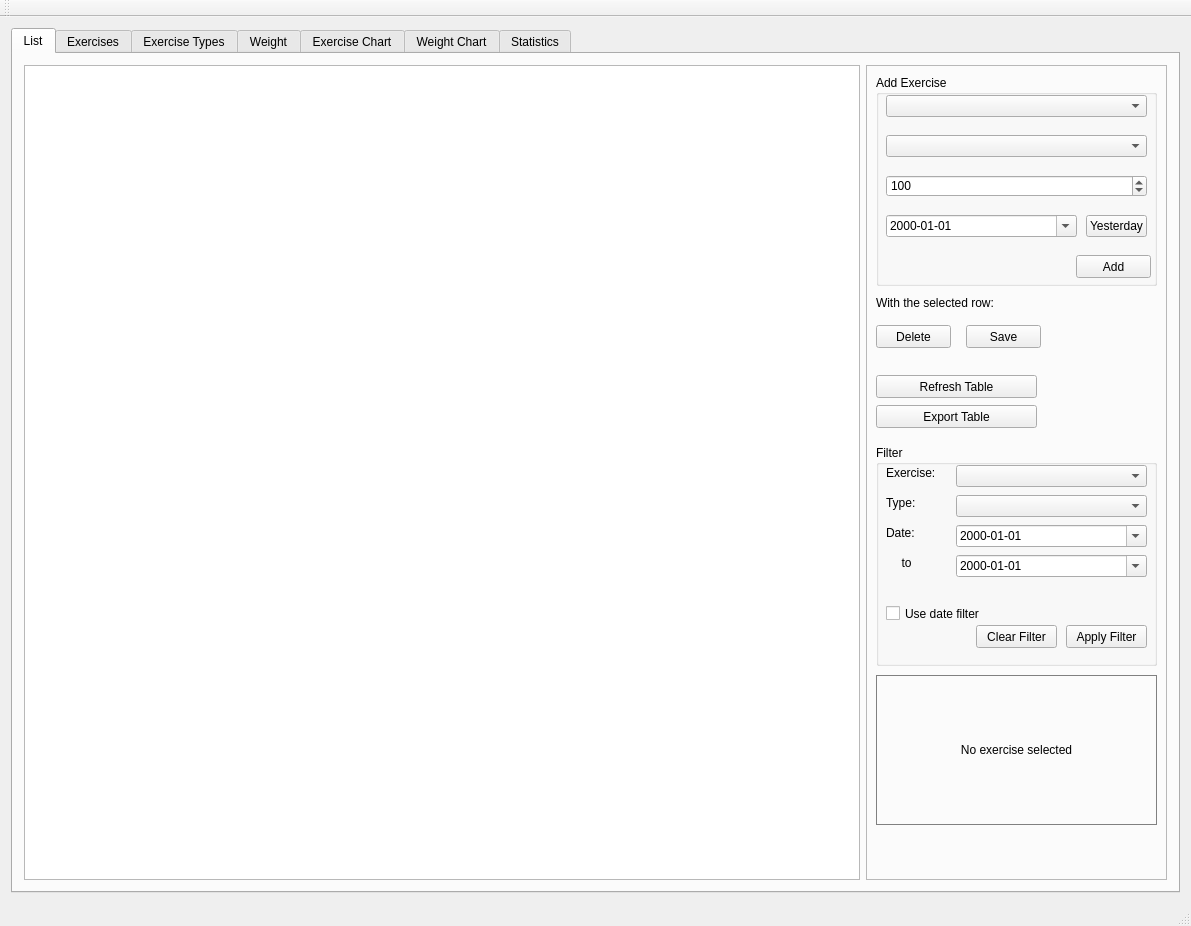
Before: the Qt Designer form src/harrix_swiss_knife/fitness_window.ui in Harrix/harrix-swiss-knife, drawn with Qt 5.
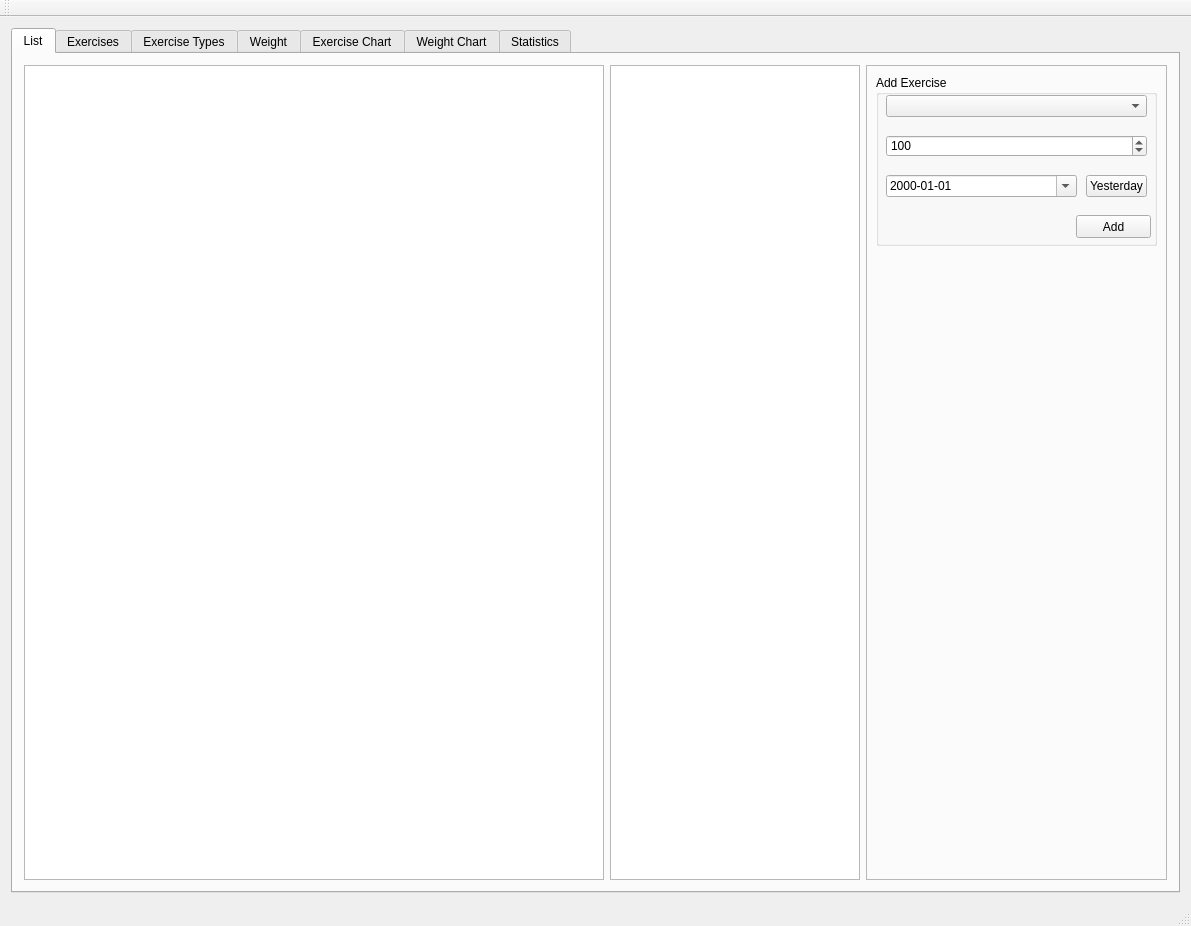
After: the same form once the commit is applied.

Commit message: 🔄 Replace comboBox_exercise to listView_exercises

What changed in the file:
```diff
--- a/src/harrix_swiss_knife/fitness_window.ui
+++ b/src/harrix_swiss_knife/fitness_window.ui
@@ -28,6 +28,22 @@
                 <item>
                   <widget class="QTableView" name="tableView_process" />
                 </item>
+                <item>
+                  <widget class="QListView" name="listView_exercises">
+                    <property name="minimumSize">
+                      <size>
+                        <width>200</width>
+                        <height>0</height>
+                      </size>
+                    </property>
+                    <property name="maximumSize">
+                      <size>
+                        <width>250</width>
+                        <height>16777215</height>
+                      </size>
+                    </property>
+                  </widget>
+                </item>
                 <item>
                   <widget class="QFrame" name="frame">
                     <property name="minimumSize">
@@ -48,7 +64,7 @@
                           <x>10</x>
                           <y>10</y>
                           <width>281</width>
-                          <height>211</height>
+                          <height>171</height>
                         </rect>
                       </property>
                       <property name="title">
@@ -58,7 +74,7 @@
                         <property name="geometry">
                           <rect>
                             <x>200</x>
-                            <y>180</y>
+                            <y>140</y>
                             <width>75</width>
                             <height>23</height>
                           </rect>
@@ -67,21 +83,11 @@
                           <string>Add</string>
                         </property>
                       </widget>
-                      <widget class="QComboBox" name="comboBox_exercise">
-                        <property name="geometry">
-                          <rect>
-                            <x>10</x>
-                            <y>20</y>
-                            <width>261</width>
-                            <height>22</height>
-                          </rect>
-                        </property>
-                      </widget>
                       <widget class="QComboBox" name="comboBox_type">
                         <property name="geometry">
                           <rect>
                             <x>10</x>
-                            <y>60</y>
+                            <y>20</y>
                             <width>261</width>
                             <height>22</height>
                           </rect>
@@ -91,7 +97,7 @@
                         <property name="geometry">
                           <rect>
                             <x>10</x>
-                            <y>100</y>
+                            <y>60</y>
                             <width>261</width>
                             <height>22</height>
                           </rect>
@@ -107,7 +113,7 @@
                         <property name="geometry">
                           <rect>
                             <x>10</x>
-                            <y>140</y>
+                            <y>100</y>
                             <width>191</width>
                             <height>22</height>
                           </rect>
@@ -123,7 +129,7 @@
                         <property name="geometry">
                           <rect>
                             <x>210</x>
-                            <y>140</y>
+                            <y>100</y>
                             <width>61</width>
                             <height>22</height>
                           </rect>
@@ -133,252 +139,6 @@
                         </property>
                       </widget>
                     </widget>
-                    <widget class="QPushButton" name="pushButton_delete">
-                      <property name="geometry">
-                        <rect>
-                          <x>10</x>
-                          <y>260</y>
-                          <width>75</width>
-                          <height>23</height>
-                        </rect>
-                      </property>
-                      <property name="text">
-                        <string>Delete</string>
-                      </property>
-                    </widget>
-                    <widget class="QLabel" name="label">
-                      <property name="geometry">
-                        <rect>
-                          <x>10</x>
-                          <y>230</y>
-                          <width>131</width>
-                          <height>16</height>
-                        </rect>
-                      </property>
-                      <property name="text">
-                        <string>With the selected row:</string>
-                      </property>
-                    </widget>
-                    <widget class="QPushButton" name="pushButton_update">
-                      <property name="geometry">
-                        <rect>
-                          <x>100</x>
-                          <y>260</y>
-                          <width>75</width>
-                          <height>23</height>
-                        </rect>
-                      </property>
-                      <property name="text">
-                        <string>Save</string>
-                      </property>
-                    </widget>
-                    <widget class="QPushButton" name="pushButton_refresh">
-                      <property name="geometry">
-                        <rect>
-                          <x>10</x>
-                          <y>310</y>
-                          <width>161</width>
-                          <height>23</height>
-                        </rect>
-                      </property>
-                      <property name="text">
-                        <string>Refresh Table</string>
-                      </property>
-                    </widget>
-                    <widget class="QPushButton" name="pushButton_export_csv">
-                      <property name="geometry">
-                        <rect>
-                          <x>10</x>
-                          <y>340</y>
-                          <width>161</width>
-                          <height>23</height>
-                        </rect>
-                      </property>
-                      <property name="text">
-                        <string>Export Table</string>
-                      </property>
-                    </widget>
-                    <widget class="QGroupBox" name="groupBox_filter">
-                      <property name="geometry">
-                        <rect>
-                          <x>10</x>
-                          <y>380</y>
-                          <width>281</width>
-                          <height>221</height>
-                        </rect>
-                      </property>
-                      <property name="title">
-                        <string>Filter</string>
-                      </property>
-                      <widget class="QLabel" name="label_filter_exercise">
-                        <property name="geometry">
-                          <rect>
-                            <x>10</x>
-                            <y>20</y>
-                            <width>61</width>
-                            <height>16</height>
-                          </rect>
-                        </property>
-                        <property name="text">
-                          <string>Exercise:</string>
-                        </property>
-                      </widget>
-                      <widget class="QComboBox" name="comboBox_filter_exercise">
-                        <property name="geometry">
-                          <rect>
-                            <x>80</x>
-                            <y>20</y>
-                            <width>191</width>
-                            <height>22</height>
-                          </rect>
-                        </property>
-                      </widget>
-                      <widget class="QLabel" name="label_filter_type">
-                        <property name="geometry">
-                          <rect>
-                            <x>10</x>
-                            <y>50</y>
-                            <width>61</width>
-                            <height>16</height>
-                          </rect>
-                        </property>
-                        <property name="text">
-                          <string>Type:</string>
-                        </property>
-                      </widget>
-                      <widget class="QComboBox" name="comboBox_filter_type">
-                        <property name="geometry">
-                          <rect>
-                            <x>80</x>
-                            <y>50</y>
-                            <width>191</width>
-                            <height>22</height>
-                          </rect>
-                        </property>
-                      </widget>
-                      <widget class="QLabel" name="label_filter_date">
-                        <property name="geometry">
-                          <rect>
-                            <x>10</x>
-                            <y>80</y>
-                            <width>61</width>
-                            <height>16</height>
-                          </rect>
-                        </property>
-                        <property name="text">
-                          <string>Date:</string>
-                        </property>
-                      </widget>
-                      <widget class="QDateEdit" name="dateEdit_filter_from">
-                        <property name="geometry">
-                          <rect>
-                            <x>80</x>
-                            <y>80</y>
-                            <width>191</width>
-                            <height>22</height>
-                          </rect>
-                        </property>
-                        <property name="displayFormat">
-                          <string>yyyy-MM-dd</string>
-                        </property>
-                        <property name="calendarPopup">
-                          <bool>true</bool>
-                        </property>
-                      </widget>
-                      <widget class="QLabel" name="label_filter_to">
-                        <property name="geometry">
-                          <rect>
-                            <x>20</x>
-                            <y>110</y>
-                            <width>21</width>
-                            <height>16</height>
-                          </rect>
-                        </property>
-                        <property name="text">
-                          <string>to</string>
-                        </property>
-                        <property name="alignment">
-                          <set>Qt::AlignCenter</set>
-                        </property>
-                      </widget>
-                      <widget class="QDateEdit" name="dateEdit_filter_to">
-                        <property name="geometry">
-                          <rect>
-                            <x>80</x>
-                            <y>110</y>
-                            <width>191</width>
-                            <height>22</height>
-                          </rect>
-                        </property>
-                        <property name="displayFormat">
-                          <string>yyyy-MM-dd</string>
-                        </property>
-                        <property name="calendarPopup">
-                          <bool>true</bool>
-                        </property>
-                      </widget>
-                      <widget class="QPushButton" name="pushButton_apply_filter">
-                        <property name="geometry">
-                          <rect>
-                            <x>190</x>
-                            <y>180</y>
-                            <width>81</width>
-                            <height>23</height>
-                          </rect>
-                        </property>
-                        <property name="text">
-                          <string>Apply Filter</string>
-                        </property>
-                      </widget>
-                      <widget class="QPushButton" name="pushButton_clear_filter">
-                        <property name="geometry">
-                          <rect>
-                            <x>100</x>
-                            <y>180</y>
-                            <width>81</width>
-                            <height>23</height>
-                          </rect>
-                        </property>
-                        <property name="text">
-                          <string>Clear Filter</string>
-                        </property>
-                      </widget>
-                      <widget class="QCheckBox" name="checkBox_use_date_filter">
-                        <property name="geometry">
-                          <rect>
-                            <x>10</x>
-                            <y>160</y>
-                            <width>131</width>
-                            <height>17</height>
-                          </rect>
-                        </property>
-                        <property name="text">
-                          <string>Use date filter</string>
-                        </property>
-                      </widget>
-                    </widget>
-                    <widget class="QLabel" name="label_exercise_avif">
-                      <property name="geometry">
-                        <rect>
-                          <x>10</x>
-                          <y>610</y>
-                          <width>281</width>
-                          <height>150</height>
-                        </rect>
-                      </property>
-                      <property name="styleSheet">
-                        <string notr="true">border: 1px solid gray;</string>
-                      </property>
-                      <property name="text">
-                        <string>No exercise selected</string>
-                      </property>
-                      <property name="scaledContents">
-                        <bool>false</bool>
-                      </property>
-                      <property name="alignment">
-                        <set>Qt::AlignCenter</set>
-                      </property>
-                    </widget>
                   </widget>
                 </item>
               </layout>
@@ -982,8 +742,8 @@
                         <rect>
                           <x>0</x>
                           <y>0</y>
-                          <width>1169</width>
-                          <height>69</height>
+                          <width>1147</width>
+                          <height>731</height>
                         </rect>
                       </property>
                       <layout class="QVBoxLayout" name="verticalLayout_charts_content" />
@@ -1100,8 +860,8 @@
                         <rect>
                           <x>0</x>
                           <y>0</y>
-                          <width>1169</width>
-                          <height>69</height>
+                          <width>1147</width>
+                          <height>764</height>
                         </rect>
                       </property>
                       <layout class="QVBoxLayout" name="verticalLayout_weight_chart_content" />
@@ -1166,7 +926,7 @@
           <x>0</x>
           <y>0</y>
           <width>1191</width>
-          <height>21</height>
+          <height>22</height>
         </rect>
       </property>
     </widget>
```
The commit also changes 2 other files.
